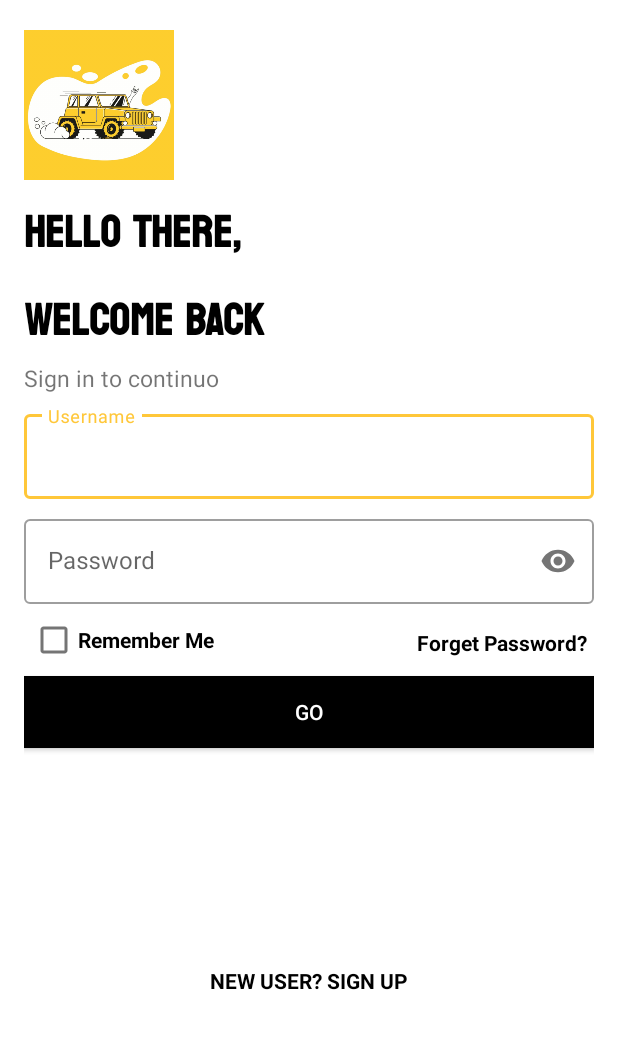
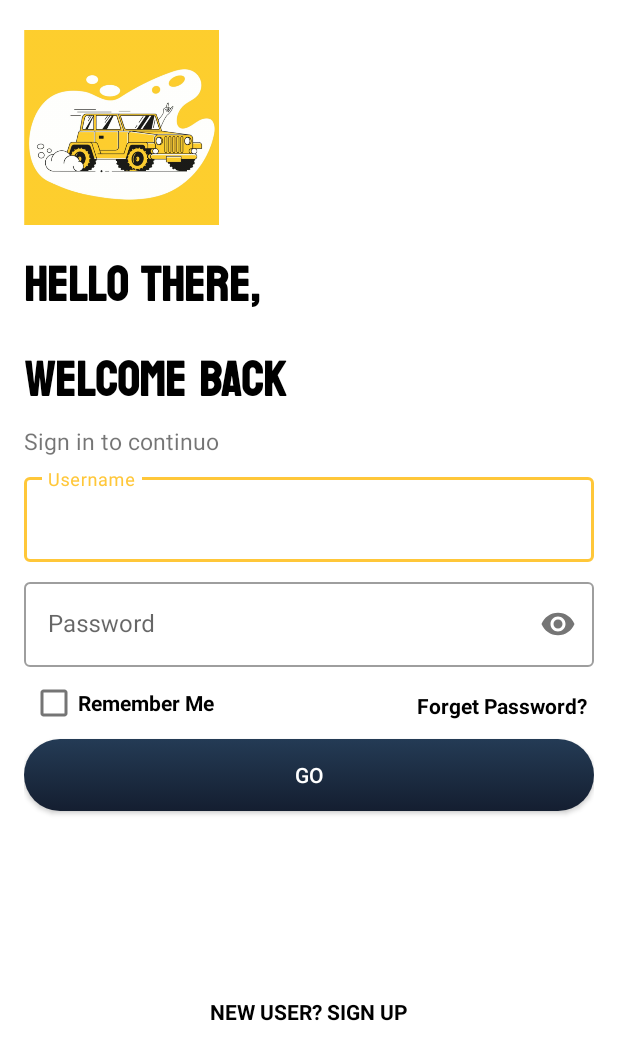
Before and after one commit to madahetooo/fullAndroidCourseClassC, an Android app: the screen it shows after launch (LoginActivity), on a phone screen of 412 x 824 dp. Shown: the top 1060 px of the screen. Run offline under Robolectric (Android 15) with nearby library versions, the phone set to English and light mode, and no system bars; our stand-ins replace sdp/ssp sizes.

Commit message:
Adding Tab Layout and Button Design

```diff
--- a/app/src/main/AndroidManifest.xml
+++ b/app/src/main/AndroidManifest.xml
@@ -9,6 +9,7 @@
         android:roundIcon="@drawable/bullsrentlogo"
         android:supportsRtl="true"
         android:theme="@style/Theme.FullAndroidCourseClassC">
+
         <activity
             android:name=".ui.HomeActivity"
             android:exported="false" />
--- /dev/null
+++ b/app/src/main/res/drawable/button_design.xml
@@ -0,0 +1,15 @@
+<?xml version="1.0" encoding="utf-8"?>
+<selector
+    xmlns:android="http://schemas.android.com/apk/res/android">
+
+    <item>
+        <shape>
+            <corners android:radius="@dimen/_30sdp"/>
+            <gradient
+                android:startColor="#141E30"
+                android:endColor="#243B55"
+                android:type="linear"
+                android:angle="90"/>
+        </shape>
+    </item>
+</selector>
--- a/app/src/main/res/layout/activity_login.xml
+++ b/app/src/main/res/layout/activity_login.xml
@@ -9,8 +9,8 @@
 
     <ImageView
         android:id="@+id/imageView2"
-        android:layout_width="100dp"
-        android:layout_height="100dp"
+        android:layout_width="@dimen/_100sdp"
+        android:layout_height="@dimen/_100sdp"
         android:layout_marginTop="4dp"
         android:textStyle="bold"
 
@@ -24,11 +24,11 @@
         android:id="@+id/textView4"
         android:layout_width="wrap_content"
         android:layout_height="wrap_content"
-        android:layout_marginTop="8dp"
+        android:layout_marginTop="@dimen/_8sdp"
         android:fontFamily="@font/koulenregular"
         android:text="@string/hello_there"
         android:textColor="@color/black"
-        android:textSize="30sp"
+        android:textSize="@dimen/_25sdp"
         android:textStyle="bold"
         app:layout_constraintEnd_toEndOf="parent"
         app:layout_constraintHorizontal_bias="0.0"
@@ -43,7 +43,7 @@
         android:fontFamily="@font/koulenregular"
         android:text="@string/welcome_back"
         android:textColor="@color/black"
-        android:textSize="30sp"
+        android:textSize="@dimen/_25sdp"
         android:textStyle="bold"
         app:layout_constraintEnd_toEndOf="parent"
         app:layout_constraintHorizontal_bias="0.0"
@@ -129,7 +129,7 @@
         android:id="@+id/btnLogin"
         android:layout_width="match_parent"
         android:layout_height="wrap_content"
-        android:background="@color/black"
+        android:background="@drawable/button_design"
         android:text="@string/go"
         android:textColor="@color/white"
         app:layout_constraintEnd_toEndOf="parent"
--- a/app/src/main/res/layout/activity_registration.xml
+++ b/app/src/main/res/layout/activity_registration.xml
@@ -146,7 +146,7 @@
             android:layout_width="match_parent"
             android:layout_height="wrap_content"
             android:layout_marginTop="5dp"
-            android:background="@color/black"
+            android:background="@drawable/button_design"
             android:text="@string/go"
             android:textColor="@color/white"
             app:layout_constraintEnd_toEndOf="parent"
--- a/app/src/main/res/layout/activity_resturant_menu.xml
+++ b/app/src/main/res/layout/activity_resturant_menu.xml
@@ -95,12 +95,14 @@
             android:text="@string/onions" />
     </LinearLayout>
 
-    <Button
+    <androidx.appcompat.widget.AppCompatButton
         android:id="@+id/btnOrder"
         android:layout_width="200dp"
         android:layout_height="wrap_content"
         android:layout_gravity="center"
+        android:textColor="@color/white"
         android:layout_marginTop="20dp"
+        android:background="@drawable/button_design"
         android:text="@string/order" />
 
     <TextView
```
Also changed, not shown: app/build.gradle (+6 -2 lines), app/src/main/java/com/apps/fullandroidcourseclassc/bullscarsapp/ui/BullsCarsActivity.kt (added, +27 -0 lines), app/src/main/java/com/apps/fullandroidcourseclassc/bullscarsapp/utils/BullsCarsViewPagerAdapter.kt (added, +26 -0 lines), app/src/main/res/layout/activity_bulls_cars.xml (added, +20 -0 lines), app/src/main/res/layout/item_bulls_cars.xml (added, +18 -0 lines), 3 other files.
